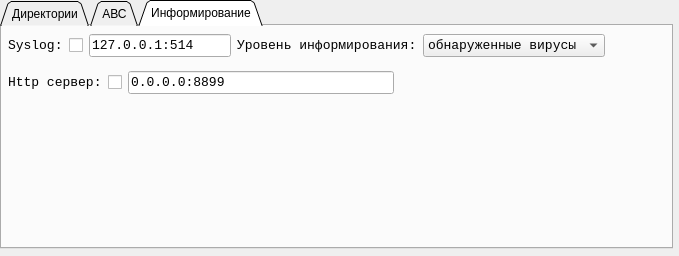
First picture: the form in settings.ui, repository FeZar97/Investigator, before the edit.
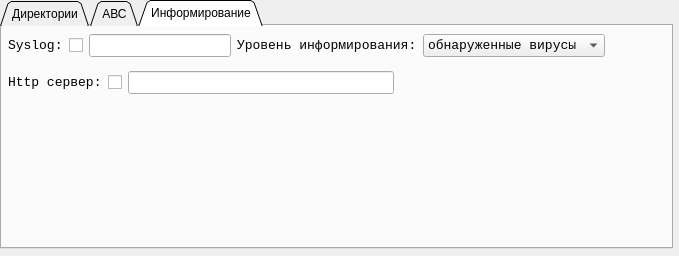
Second picture: the form after the edit. The open tabs and pages were chosen to show the change. Icons and pictures are not drawn.

What changed in the file:
```diff
--- a/settings.ui
+++ b/settings.ui
@@ -909,7 +909,7 @@
        <x>2</x>
        <y>4</y>
        <width>657</width>
-       <height>81</height>
+       <height>104</height>
       </rect>
      </property>
      <layout class="QVBoxLayout" name="reactionSettingsLayout">
@@ -966,7 +966,7 @@
            </font>
           </property>
           <property name="text">
-           <string>127.0.0.1:514</string>
+           <string/>
           </property>
          </widget>
         </item>
@@ -1069,7 +1069,7 @@
            </font>
           </property>
           <property name="text">
-           <string>0.0.0.0:8899</string>
+           <string/>
           </property>
          </widget>
         </item>
```
